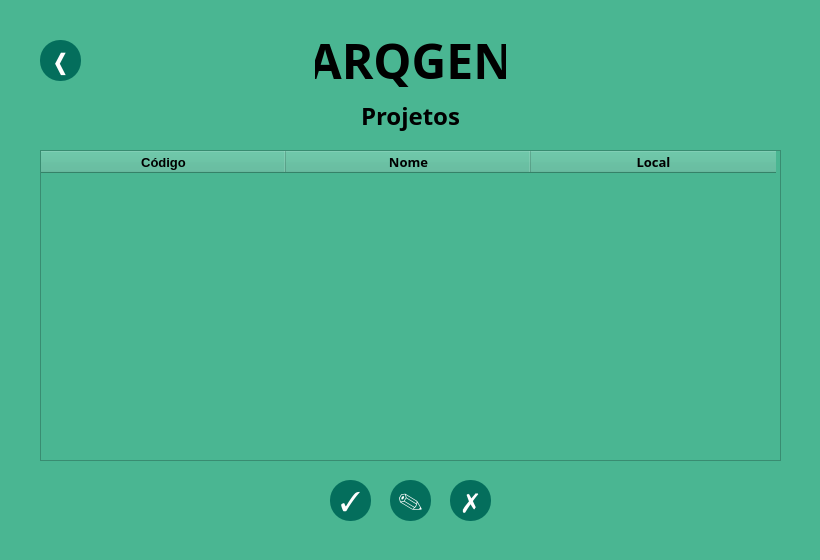
Qt form screens/ProjectsView.ui (gilberton3to/Arqgen) before a commit.
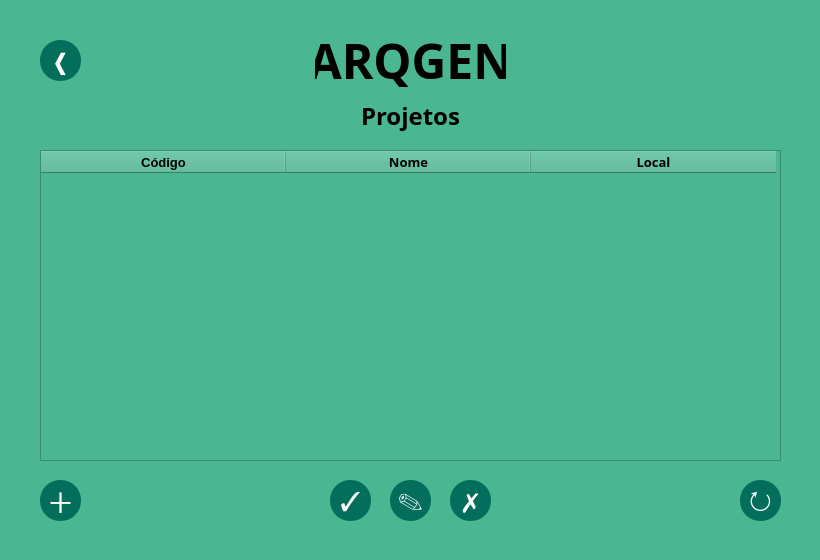
The same form after that commit. Icons and pictures are not drawn.

The edit to the form file:
```diff
--- a/screens/ProjectsView.ui
+++ b/screens/ProjectsView.ui
@@ -1622,6 +1622,632 @@
      <pixmap>../media/building.2.fill@3x.png</pixmap>
     </property>
    </widget>
+   <widget class="QPushButton" name="atualizar">
+    <property name="geometry">
+     <rect>
+      <x>740</x>
+      <y>480</y>
+      <width>41</width>
+      <height>41</height>
+     </rect>
+    </property>
+    <property name="palette">
+     <palette>
+      <active>
+       <colorrole role="WindowText">
+        <brush brushstyle="SolidPattern">
+         <color alpha="255">
+          <red>255</red>
+          <green>255</green>
+          <blue>255</blue>
+         </color>
+        </brush>
+       </colorrole>
+       <colorrole role="Button">
+        <brush brushstyle="SolidPattern">
+         <color alpha="255">
+          <red>4</red>
+          <green>110</green>
+          <blue>92</blue>
+         </color>
+        </brush>
+       </colorrole>
+       <colorrole role="Text">
+        <brush brushstyle="SolidPattern">
+         <color alpha="255">
+          <red>255</red>
+          <green>255</green>
+          <blue>255</blue>
+         </color>
+        </brush>
+       </colorrole>
+       <colorrole role="BrightText">
+        <brush brushstyle="SolidPattern">
+         <color alpha="255">
+          <red>203</red>
+          <green>255</green>
+          <blue>80</blue>
+         </color>
+        </brush>
+       </colorrole>
+       <colorrole role="ButtonText">
+        <brush brushstyle="SolidPattern">
+         <color alpha="255">
+          <red>255</red>
+          <green>255</green>
+          <blue>255</blue>
+         </color>
+        </brush>
+       </colorrole>
+       <colorrole role="Base">
+        <brush brushstyle="SolidPattern">
+         <color alpha="255">
+          <red>4</red>
+          <green>110</green>
+          <blue>92</blue>
+         </color>
+        </brush>
+       </colorrole>
+       <colorrole role="Window">
+        <brush brushstyle="SolidPattern">
+         <color alpha="255">
+          <red>4</red>
+          <green>110</green>
+          <blue>92</blue>
+         </color>
+        </brush>
+       </colorrole>
+       <colorrole role="ToolTipBase">
+        <brush brushstyle="SolidPattern">
+         <color alpha="255">
+          <red>255</red>
+          <green>255</green>
+          <blue>0</blue>
+         </color>
+        </brush>
+       </colorrole>
+       <colorrole role="PlaceholderText">
+        <brush brushstyle="SolidPattern">
+         <color alpha="128">
+          <red>0</red>
+          <green>0</green>
+          <blue>0</blue>
+         </color>
+        </brush>
+       </colorrole>
+      </active>
+      <inactive>
+       <colorrole role="WindowText">
+        <brush brushstyle="SolidPattern">
+         <color alpha="255">
+          <red>255</red>
+          <green>255</green>
+          <blue>255</blue>
+         </color>
+        </brush>
+       </colorrole>
+       <colorrole role="Button">
+        <brush brushstyle="SolidPattern">
+         <color alpha="255">
+          <red>4</red>
+          <green>110</green>
+          <blue>92</blue>
+         </color>
+        </brush>
+       </colorrole>
+       <colorrole role="Text">
+        <brush brushstyle="SolidPattern">
+         <color alpha="255">
+          <red>255</red>
+          <green>255</green>
+          <blue>255</blue>
+         </color>
+        </brush>
+       </colorrole>
+       <colorrole role="BrightText">
+        <brush brushstyle="SolidPattern">
+         <color alpha="255">
+          <red>203</red>
+          <green>255</green>
+          <blue>80</blue>
+         </color>
+        </brush>
+       </colorrole>
+       <colorrole role="ButtonText">
+        <brush brushstyle="SolidPattern">
+         <color alpha="255">
+          <red>255</red>
+          <green>255</green>
+          <blue>255</blue>
+         </color>
+        </brush>
+       </colorrole>
+       <colorrole role="Base">
+        <brush brushstyle="SolidPattern">
+         <color alpha="255">
+          <red>4</red>
+          <green>110</green>
+          <blue>92</blue>
+         </color>
+        </brush>
+       </colorrole>
+       <colorrole role="Window">
+        <brush brushstyle="SolidPattern">
+         <color alpha="255">
+          <red>4</red>
+          <green>110</green>
+          <blue>92</blue>
+         </color>
+        </brush>
+       </colorrole>
+       <colorrole role="ToolTipBase">
+        <brush brushstyle="SolidPattern">
+         <color alpha="255">
+          <red>255</red>
+          <green>255</green>
+          <blue>0</blue>
+         </color>
+        </brush>
+       </colorrole>
+       <colorrole role="PlaceholderText">
+        <brush brushstyle="SolidPattern">
+         <color alpha="128">
+          <red>0</red>
+          <green>0</green>
+          <blue>0</blue>
+         </color>
+        </brush>
+       </colorrole>
+      </inactive>
+      <disabled>
+       <colorrole role="WindowText">
+        <brush brushstyle="SolidPattern">
+         <color alpha="255">
+          <red>255</red>
+          <green>255</green>
+          <blue>255</blue>
+         </color>
+        </brush>
+       </colorrole>
+       <colorrole role="Button">
+        <brush brushstyle="SolidPattern">
+         <color alpha="255">
+          <red>4</red>
+          <green>110</green>
+          <blue>92</blue>
+         </color>
+        </brush>
+       </colorrole>
+       <colorrole role="Text">
+        <brush brushstyle="SolidPattern">
+         <color alpha="255">
+          <red>255</red>
+          <green>255</green>
+          <blue>255</blue>
+         </color>
+        </brush>
+       </colorrole>
+       <colorrole role="BrightText">
+        <brush brushstyle="SolidPattern">
+         <color alpha="255">
+          <red>203</red>
+          <green>255</green>
+          <blue>80</blue>
+         </color>
+        </brush>
+       </colorrole>
+       <colorrole role="ButtonText">
+        <brush brushstyle="SolidPattern">
+         <color alpha="255">
+          <red>255</red>
+          <green>255</green>
+          <blue>255</blue>
+         </color>
+        </brush>
+       </colorrole>
+       <colorrole role="Base">
+        <brush brushstyle="SolidPattern">
+         <color alpha="255">
+          <red>4</red>
+          <green>110</green>
+          <blue>92</blue>
+         </color>
+        </brush>
+       </colorrole>
+       <colorrole role="Window">
+        <brush brushstyle="SolidPattern">
+         <color alpha="255">
+          <red>4</red>
+          <green>110</green>
+          <blue>92</blue>
+         </color>
+        </brush>
+       </colorrole>
+       <colorrole role="ToolTipBase">
+        <brush brushstyle="SolidPattern">
+         <color alpha="255">
+          <red>255</red>
+          <green>255</green>
+          <blue>0</blue>
+         </color>
+        </brush>
+       </colorrole>
+       <colorrole role="PlaceholderText">
+        <brush brushstyle="SolidPattern">
+         <color alpha="128">
+          <red>0</red>
+          <green>0</green>
+          <blue>0</blue>
+         </color>
+        </brush>
+       </colorrole>
+      </disabled>
+     </palette>
+    </property>
+    <property name="font">
+     <font>
+      <family>SF Prol</family>
+      <pointsize>20</pointsize>
+      <weight>9</weight>
+      <italic>false</italic>
+      <bold>false</bold>
+     </font>
+    </property>
+    <property name="contextMenuPolicy">
+     <enum>Qt::CustomContextMenu</enum>
+    </property>
+    <property name="styleSheet">
+     <string notr="true">QPushButton{
+	color:white;
+	border-radius:20px;
+	background-color: rgb(4, 110, 92);
+	font: 75 20pt &quot;SF Prol&quot;;
+}
+QPushButton:hover{
+	background-color: rgb(0, 44, 38);
+}</string>
+    </property>
+    <property name="text">
+     <string>↻</string>
+    </property>
+    <property name="iconSize">
+     <size>
+      <width>93</width>
+      <height>100</height>
+     </size>
+    </property>
+    <property name="checkable">
+     <bool>false</bool>
+    </property>
+    <property name="autoRepeat">
+     <bool>false</bool>
+    </property>
+    <property name="autoExclusive">
+     <bool>false</bool>
+    </property>
+    <property name="autoDefault">
+     <bool>false</bool>
+    </property>
+    <property name="default">
+     <bool>false</bool>
+    </property>
+    <property name="flat">
+     <bool>true</bool>
+    </property>
+   </widget>
+   <widget class="QPushButton" name="adicionar">
+    <property name="geometry">
+     <rect>
+      <x>40</x>
+      <y>480</y>
+      <width>41</width>
+      <height>41</height>
+     </rect>
+    </property>
+    <property name="palette">
+     <palette>
+      <active>
+       <colorrole role="WindowText">
+        <brush brushstyle="SolidPattern">
+         <color alpha="255">
+          <red>255</red>
+          <green>255</green>
+          <blue>255</blue>
+         </color>
+        </brush>
+       </colorrole>
+       <colorrole role="Button">
+        <brush brushstyle="SolidPattern">
+         <color alpha="255">
+          <red>4</red>
+          <green>110</green>
+          <blue>92</blue>
+         </color>
+        </brush>
+       </colorrole>
+       <colorrole role="Text">
+        <brush brushstyle="SolidPattern">
+         <color alpha="255">
+          <red>255</red>
+          <green>255</green>
+          <blue>255</blue>
+         </color>
+        </brush>
+       </colorrole>
+       <colorrole role="BrightText">
+        <brush brushstyle="SolidPattern">
+         <color alpha="255">
+          <red>203</red>
+          <green>255</green>
+          <blue>80</blue>
+         </color>
+        </brush>
+       </colorrole>
+       <colorrole role="ButtonText">
+        <brush brushstyle="SolidPattern">
+         <color alpha="255">
+          <red>255</red>
+          <green>255</green>
+          <blue>255</blue>
+         </color>
+        </brush>
+       </colorrole>
+       <colorrole role="Base">
+        <brush brushstyle="SolidPattern">
+         <color alpha="255">
+          <red>4</red>
+          <green>110</green>
+          <blue>92</blue>
+         </color>
+        </brush>
+       </colorrole>
+       <colorrole role="Window">
+        <brush brushstyle="SolidPattern">
+         <color alpha="255">
+          <red>4</red>
+          <green>110</green>
+          <blue>92</blue>
+         </color>
+        </brush>
+       </colorrole>
+       <colorrole role="ToolTipBase">
+        <brush brushstyle="SolidPattern">
+         <color alpha="255">
+          <red>255</red>
+          <green>255</green>
+          <blue>0</blue>
+         </color>
+        </brush>
+       </colorrole>
+       <colorrole role="PlaceholderText">
+        <brush brushstyle="SolidPattern">
+         <color alpha="128">
+          <red>0</red>
+          <green>0</green>
+          <blue>0</blue>
+         </color>
+        </brush>
+       </colorrole>
+      </active>
+      <inactive>
+       <colorrole role="WindowText">
+        <brush brushstyle="SolidPattern">
+         <color alpha="255">
+          <red>255</red>
+          <green>255</green>
+          <blue>255</blue>
+         </color>
+        </brush>
+       </colorrole>
+       <colorrole role="Button">
+        <brush brushstyle="SolidPattern">
+         <color alpha="255">
+          <red>4</red>
+          <green>110</green>
+          <blue>92</blue>
+         </color>
+        </brush>
+       </colorrole>
+       <colorrole role="Text">
+        <brush brushstyle="SolidPattern">
+         <color alpha="255">
+          <red>255</red>
+          <green>255</green>
+          <blue>255</blue>
+         </color>
+        </brush>
+       </colorrole>
+       <colorrole role="BrightText">
+        <brush brushstyle="SolidPattern">
+         <color alpha="255">
+          <red>203</red>
+          <green>255</green>
+          <blue>80</blue>
+         </color>
+        </brush>
+       </colorrole>
+       <colorrole role="ButtonText">
+        <brush brushstyle="SolidPattern">
+         <color alpha="255">
+          <red>255</red>
+          <green>255</green>
+          <blue>255</blue>
+         </color>
+        </brush>
+       </colorrole>
+       <colorrole role="Base">
+        <brush brushstyle="SolidPattern">
+         <color alpha="255">
+          <red>4</red>
+          <green>110</green>
+          <blue>92</blue>
+         </color>
+        </brush>
+       </colorrole>
+       <colorrole role="Window">
+        <brush brushstyle="SolidPattern">
+         <color alpha="255">
+          <red>4</red>
+          <green>110</green>
+          <blue>92</blue>
+         </color>
+        </brush>
+       </colorrole>
+       <colorrole role="ToolTipBase">
+        <brush brushstyle="SolidPattern">
+         <color alpha="255">
+          <red>255</red>
+          <green>255</green>
+          <blue>0</blue>
+         </color>
+        </brush>
+       </colorrole>
+       <colorrole role="PlaceholderText">
+        <brush brushstyle="SolidPattern">
+         <color alpha="128">
+          <red>0</red>
+          <green>0</green>
+          <blue>0</blue>
+         </color>
+        </brush>
+       </colorrole>
+      </inactive>
+      <disabled>
+       <colorrole role="WindowText">
+        <brush brushstyle="SolidPattern">
+         <color alpha="255">
+          <red>255</red>
+          <green>255</green>
+          <blue>255</blue>
+         </color>
+        </brush>
+       </colorrole>
+       <colorrole role="Button">
+        <brush brushstyle="SolidPattern">
+         <color alpha="255">
+          <red>4</red>
+          <green>110</green>
+          <blue>92</blue>
+         </color>
+        </brush>
+       </colorrole>
+       <colorrole role="Text">
+        <brush brushstyle="SolidPattern">
+         <color alpha="255">
+          <red>255</red>
+          <green>255</green>
+          <blue>255</blue>
+         </color>
+        </brush>
+       </colorrole>
+       <colorrole role="BrightText">
+        <brush brushstyle="SolidPattern">
+         <color alpha="255">
+          <red>203</red>
+          <green>255</green>
+          <blue>80</blue>
+         </color>
+        </brush>
+       </colorrole>
+       <colorrole role="ButtonText">
+        <brush brushstyle="SolidPattern">
+         <color alpha="255">
+          <red>255</red>
+          <green>255</green>
+          <blue>255</blue>
+         </color>
+        </brush>
+       </colorrole>
+       <colorrole role="Base">
+        <brush brushstyle="SolidPattern">
+         <color alpha="255">
+          <red>4</red>
+          <green>110</green>
+          <blue>92</blue>
+         </color>
+        </brush>
+       </colorrole>
+       <colorrole role="Window">
+        <brush brushstyle="SolidPattern">
+         <color alpha="255">
+          <red>4</red>
+          <green>110</green>
+          <blue>92</blue>
+         </color>
+        </brush>
+       </colorrole>
+       <colorrole role="ToolTipBase">
+        <brush brushstyle="SolidPattern">
+         <color alpha="255">
+          <red>255</red>
+          <green>255</green>
+          <blue>0</blue>
+         </color>
+        </brush>
+       </colorrole>
+       <colorrole role="PlaceholderText">
+        <brush brushstyle="SolidPattern">
+         <color alpha="128">
+          <red>0</red>
+          <green>0</green>
+          <blue>0</blue>
+         </color>
+        </brush>
+       </colorrole>
+      </disabled>
+     </palette>
+    </property>
+    <property name="font">
+     <font>
+      <family>SF Prol</family>
+      <pointsize>20</pointsize>
+      <weight>9</weight>
+      <italic>false</italic>
+      <bold>false</bold>
+     </font>
+    </property>
+    <property name="contextMenuPolicy">
+     <enum>Qt::CustomContextMenu</enum>
+    </property>
+    <property name="styleSheet">
+     <string notr="true">QPushButton{
+	color:white;
+	border-radius:20px;
+	background-color: rgb(4, 110, 92);
+	font: 75 20pt &quot;SF Prol&quot;;
+}
+QPushButton:hover{
+	background-color: rgb(0, 44, 38);
+}</string>
+    </property>
+    <property name="text">
+     <string>＋</string>
+    </property>
+    <property name="iconSize">
+     <size>
+      <width>93</width>
+      <height>100</height>
+     </size>
+    </property>
+    <property name="checkable">
+     <bool>false</bool>
+    </property>
+    <property name="autoRepeat">
+     <bool>false</bool>
+    </property>
+    <property name="autoExclusive">
+     <bool>false</bool>
+    </property>
+    <property name="autoDefault">
+     <bool>false</bool>
+    </property>
+    <property name="default">
+     <bool>false</bool>
+    </property>
+    <property name="flat">
+     <bool>true</bool>
+    </property>
+   </widget>
    <zorder>apagar</zorder>
    <zorder>tabelaprojetos</zorder>
    <zorder>departamentos</zorder>
```
Left out of the diff: 5 changed lines with no effect on the pictures.
